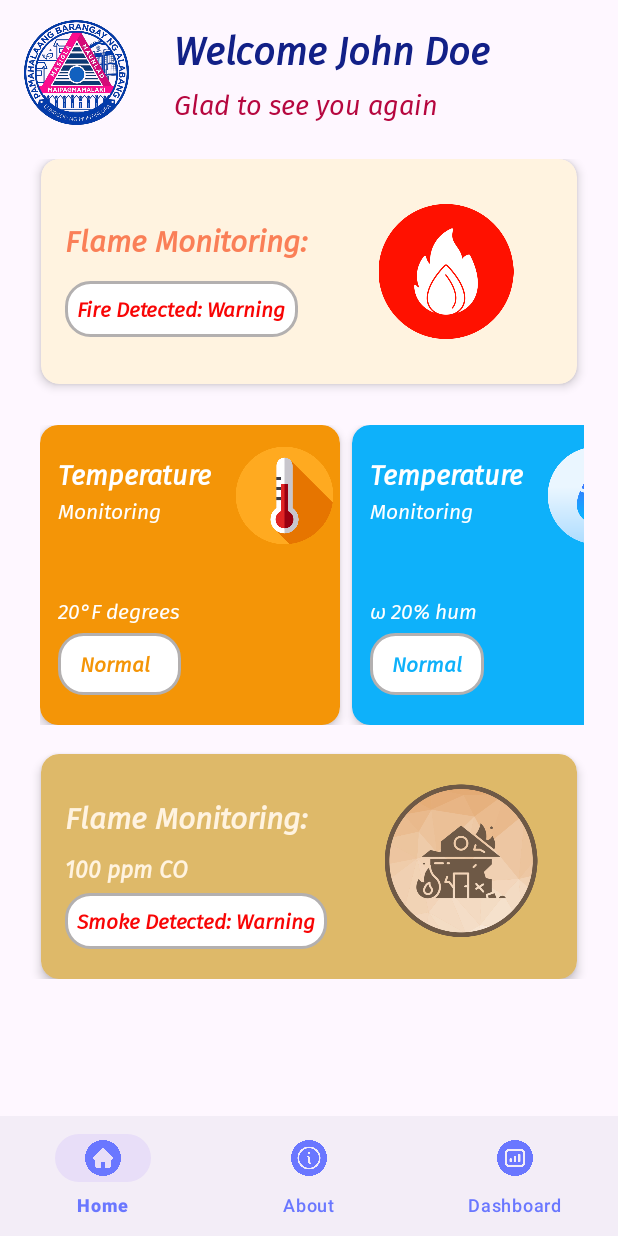
After one commit to Gazzel16/Smart_AI-Based_Fire_Monitoring, an Android app: the UserDashboardActivity screen opened directly, with no data from a screen before it, on a phone screen of 412 x 824 dp. The commit adds this screen. Run offline under Robolectric (Android 15) with nearby library versions, the phone set to English and light mode, and no system bars.

Commit message:
commit push

```diff
--- a/app/src/main/java/com/example/smartai_basedfiremonitoring/LoginActivity.java
+++ b/app/src/main/java/com/example/smartai_basedfiremonitoring/LoginActivity.java
@@ -99,9 +99,9 @@ public class LoginActivity extends AppCompatActivity {
                 if (found) {
                     Toast.makeText(LoginActivity.this, "Login successful", Toast.LENGTH_SHORT).show();
                     // Navigate to main activity
-//                    Intent intent = new Intent(LoginActivity.this, MainActivity.class); // replace with your main activity
-//                    startActivity(intent);
-//                    finish();
+                   Intent intent = new Intent(LoginActivity.this, UserDashboardActivity.class); // replace with your main activity
+                    startActivity(intent);
+                    finish();
                 } else {
                     Toast.makeText(LoginActivity.this, "Invalid username or phone number", Toast.LENGTH_SHORT).show();
                 }
--- /dev/null
+++ b/app/src/main/java/com/example/smartai_basedfiremonitoring/UserDashboardActivity.java
@@ -0,0 +1,17 @@
+    package com.example.smartai_basedfiremonitoring;
+
+    import android.os.Bundle;
+
+    import androidx.activity.EdgeToEdge;
+    import androidx.appcompat.app.AppCompatActivity;
+
+    public class UserDashboardActivity extends AppCompatActivity {
+
+        @Override
+        protected void onCreate(Bundle savedInstanceState) {
+            super.onCreate(savedInstanceState);
+            EdgeToEdge.enable(this);
+            setContentView(R.layout.user_dashboard);
+
+        }
+    }
--- /dev/null
+++ b/app/src/main/res/drawable/outline_border_round.xml
@@ -0,0 +1,22 @@
+<shape xmlns:android="http://schemas.android.com/apk/res/android"
+    android:shape="rectangle">
+
+    <!-- Border color and width -->
+    <stroke
+        android:width="2dp"
+        android:color="#B3B0B0"/>  <!-- Red border -->
+
+    <!-- Rounded corners -->
+    <corners
+        android:radius="16dp"/>
+
+    <!-- Optional: background color -->
+    <solid android:color="#FFFFFF"/>  <!-- White background -->
+
+    <!-- Optional: padding inside the border -->
+    <padding
+        android:left="15dp"
+        android:top="10dp"
+        android:right="15dp"
+        android:bottom="10dp"/>
+</shape>
--- /dev/null
+++ b/app/src/main/res/layout/user_dashboard.xml
@@ -0,0 +1,461 @@
+<?xml version="1.0" encoding="utf-8"?>
+<androidx.constraintlayout.widget.ConstraintLayout
+    xmlns:android="http://schemas.android.com/apk/res/android"
+    xmlns:tools="http://schemas.android.com/tools"
+    xmlns:app="http://schemas.android.com/apk/res-auto"
+    android:id="@+id/main"
+    android:layout_width="match_parent"
+    android:layout_height="match_parent"
+    tools:context=".UserDashboardActivity">
+
+
+
+  <com.google.android.material.bottomnavigation.BottomNavigationView
+      android:id="@+id/bottom_navigation"
+      android:layout_width="0dp"
+      android:layout_height="wrap_content"
+      app:itemIconTint="#6A77FF"
+      app:itemTextColor="#6A77FF"
+      app:labelVisibilityMode="labeled"
+      app:layout_constraintBottom_toBottomOf="parent"
+      app:layout_constraintEnd_toEndOf="parent"
+      app:layout_constraintHorizontal_bias="0.0"
+      app:layout_constraintStart_toStartOf="parent"
+      app:layout_constraintVertical_bias="1.0"
+      app:menu="@menu/bottom_nav_menu" />
+
+  <androidx.constraintlayout.widget.ConstraintLayout
+      android:id="@+id/constraintLayout"
+      android:layout_width="match_parent"
+      android:layout_height="wrap_content"
+      app:layout_constraintEnd_toEndOf="parent"
+      app:layout_constraintHorizontal_bias="0.0"
+      app:layout_constraintStart_toStartOf="parent"
+      app:layout_constraintTop_toTopOf="parent">
+
+    <LinearLayout
+        android:layout_width="wrap_content"
+        android:layout_height="wrap_content"
+        android:orientation="vertical"
+        android:padding="15dp"
+        app:layout_constraintBottom_toBottomOf="parent"
+        app:layout_constraintEnd_toEndOf="parent"
+        app:layout_constraintHorizontal_bias="0.177"
+        app:layout_constraintStart_toEndOf="@+id/imageView2"
+        app:layout_constraintTop_toTopOf="parent"
+        app:layout_constraintVertical_bias="0.48">
+
+      <TextView
+          android:id="@+id/username"
+          android:layout_width="wrap_content"
+          android:layout_height="wrap_content"
+          android:fontFamily="@font/fir_sans_italic"
+          android:textStyle="bold"
+          android:text="Welcome John Doe"
+          android:textColor="#122087"
+          android:textSize="25sp" />
+
+      <TextView
+          android:id="@+id/textView6"
+          android:layout_width="wrap_content"
+          android:layout_height="wrap_content"
+          android:layout_marginTop="4dp"
+          android:textColor="#B6073F"
+          android:fontFamily="@font/fir_sans_italic"
+          android:text="Glad to see you again"
+          android:textSize="18sp" />
+    </LinearLayout>
+
+    <ImageView
+        android:id="@+id/imageView2"
+        android:layout_width="70dp"
+        android:layout_height="70dp"
+        android:layout_marginStart="16dp"
+        android:src="@drawable/alabang_logo"
+        app:layout_constraintBottom_toBottomOf="parent"
+        app:layout_constraintStart_toStartOf="parent"
+        app:layout_constraintTop_toTopOf="parent"
+        app:layout_constraintVertical_bias="0.473" />
+  </androidx.constraintlayout.widget.ConstraintLayout>
+
+  <ScrollView
+      android:layout_width="0dp"
+      android:layout_height="0dp"
+      app:layout_constraintBottom_toTopOf="@+id/bottom_navigation"
+      android:padding="7dp"
+      app:layout_constraintEnd_toEndOf="parent"
+      app:layout_constraintStart_toStartOf="parent"
+      app:layout_constraintTop_toBottomOf="@+id/constraintLayout">
+
+    <LinearLayout
+        android:layout_width="match_parent"
+        android:layout_height="wrap_content"
+        android:orientation="vertical">
+
+      <androidx.constraintlayout.widget.ConstraintLayout
+          android:layout_width="match_parent"
+          android:layout_height="match_parent">
+
+        <androidx.cardview.widget.CardView
+            android:id="@+id/cardView2"
+            android:layout_width="match_parent"
+            android:layout_height="150dp"
+            android:layout_marginLeft="20dp"
+            android:layout_marginTop="12dp"
+            android:layout_marginRight="20dp"
+            android:backgroundTint="#FFF3E0"
+            app:cardCornerRadius="12dp"
+            app:cardElevation="4dp"
+            app:layout_constraintEnd_toEndOf="parent"
+            app:layout_constraintHorizontal_bias="0.0"
+            app:layout_constraintStart_toStartOf="parent"
+            app:layout_constraintTop_toBottomOf="@+id/constraintLayout">
+
+          <androidx.constraintlayout.widget.ConstraintLayout
+              android:layout_width="match_parent"
+              android:layout_height="match_parent">
+
+            <TextView
+                android:id="@+id/textView"
+                android:layout_width="wrap_content"
+                android:layout_height="wrap_content"
+                android:layout_marginStart="16dp"
+                android:layout_marginTop="40dp"
+                android:fontFamily="@font/fir_sans_italic"
+                android:text="Flame Monitoring: "
+                android:textColor="#FA7F57"
+                android:textSize="20sp"
+                android:textStyle="bold"
+                app:layout_constraintStart_toStartOf="parent"
+                app:layout_constraintTop_toTopOf="parent" />
+
+            <TextView
+                android:id="@+id/flameDetector"
+                android:layout_width="wrap_content"
+                android:layout_height="wrap_content"
+                android:layout_marginStart="16dp"
+                android:layout_marginTop="12dp"
+                android:background="@drawable/outline_border_round"
+                android:fontFamily="@font/fir_sans_italic"
+                android:padding="8dp"
+                android:text="Fire Detected: Warning"
+                android:textColor="#F80505"
+                android:textStyle="bold"
+                app:layout_constraintStart_toStartOf="parent"
+                app:layout_constraintTop_toBottomOf="@+id/textView" />
+
+            <ImageView
+                android:id="@+id/imageView"
+                android:layout_width="0dp"
+                android:layout_height="0dp"
+                android:layout_margin="30dp"
+                android:src="@drawable/flame_logo"
+                app:layout_constraintBottom_toBottomOf="parent"
+                app:layout_constraintEnd_toEndOf="parent"
+                app:layout_constraintStart_toEndOf="@+id/textView"
+                app:layout_constraintTop_toTopOf="parent" />
+          </androidx.constraintlayout.widget.ConstraintLayout>
+        </androidx.cardview.widget.CardView>
+
+        <HorizontalScrollView
+            android:id="@+id/horizontalScrollView"
+            android:layout_width="match_parent"
+            android:layout_height="wrap_content"
+            android:layout_marginTop="8dp"
+            android:padding="15dp"
+            android:scrollbars="none"
+            app:layout_constraintEnd_toEndOf="parent"
+            app:layout_constraintHorizontal_bias="0.0"
+            app:layout_constraintStart_toStartOf="parent"
+            app:layout_constraintTop_toBottomOf="@+id/cardView2">
+
+          <LinearLayout
+              android:layout_width="wrap_content"
+              android:layout_height="wrap_content"
+              android:orientation="horizontal"
+              android:padding="4dp">
+
+            <androidx.cardview.widget.CardView
+                android:layout_width="match_parent"
+                android:layout_height="match_parent" />
+
+            <androidx.cardview.widget.CardView
+                android:layout_width="200dp"
+                android:layout_height="200dp"
+                android:layout_marginEnd="8dp"
+                android:backgroundTint="#F49507"
+                app:cardCornerRadius="12dp"
+                app:cardElevation="4dp">
+
+              <androidx.constraintlayout.widget.ConstraintLayout
+                  android:layout_width="match_parent"
+                  android:layout_height="match_parent">
+
+
+                <ImageView
+                    android:id="@+id/imageView4"
+                    android:layout_width="0dp"
+                    android:layout_height="70dp"
+                    android:layout_margin="12dp"
+                    android:scaleX="1.3"
+                    android:scaleY="1.3"
+                    android:src="@drawable/temp_logo"
+                    app:layout_constraintBottom_toBottomOf="parent"
+                    app:layout_constraintEnd_toEndOf="parent"
+                    app:layout_constraintHorizontal_bias="1.0"
+                    app:layout_constraintStart_toEndOf="@+id/linearLayout3"
+                    app:layout_constraintTop_toTopOf="parent"
+                    app:layout_constraintVertical_bias="0.0" />
+
+                <LinearLayout
+                    android:id="@+id/linearLayout3"
+                    android:layout_width="wrap_content"
+                    android:layout_height="wrap_content"
+                    android:layout_marginTop="8dp"
+                    android:orientation="vertical"
+                    android:padding="12dp"
+                    app:layout_constraintStart_toStartOf="parent"
+                    app:layout_constraintTop_toTopOf="parent">
+
+                  <TextView
+                      android:id="@+id/textView7"
+                      android:layout_width="wrap_content"
+                      android:layout_height="wrap_content"
+                      android:fontFamily="@font/fir_sans_italic"
+                      android:text="Temperature"
+                      android:textColor="@color/white"
+                      android:textSize="18sp"
+                      android:textStyle="bold" />
+
+                  <TextView
+                      android:id="@+id/textView8"
+                      android:layout_width="wrap_content"
+                      android:layout_height="wrap_content"
+                      android:fontFamily="@font/fir_sans_italic"
+                      android:text="Monitoring"
+                      android:textColor="@color/white" />
+
+                </LinearLayout>
+
+                <LinearLayout
+                    android:layout_width="wrap_content"
+                    android:layout_height="wrap_content"
+                    android:layout_marginBottom="8dp"
+                    android:orientation="vertical"
+                    android:padding="12dp"
+                    app:layout_constraintBottom_toBottomOf="parent"
+                    app:layout_constraintEnd_toEndOf="parent"
+                    app:layout_constraintHorizontal_bias="0.0"
+                    app:layout_constraintStart_toStartOf="parent">
+
+                  <TextView
+                      android:id="@+id/tempLevel"
+                      android:layout_width="wrap_content"
+                      android:layout_height="wrap_content"
+                      android:layout_weight="1"
+                      android:fontFamily="@font/fir_sans_italic"
+                      android:text="20°F degrees"
+                      android:textColor="@color/white" />
+
+                  <TextView
+                      android:id="@+id/tempStatus"
+                      android:layout_width="match_parent"
+                      android:layout_height="wrap_content"
+                      android:layout_marginTop="4dp"
+                      android:layout_weight="1"
+                      android:background="@drawable/outline_border_round"
+                      android:fontFamily="@font/fir_sans_italic"
+                      android:text="Normal"
+                      android:textColor="#F49507"
+                      android:textStyle="bold" />
+
+                </LinearLayout>
+
+              </androidx.constraintlayout.widget.ConstraintLayout>
+            </androidx.cardview.widget.CardView>
+
+            <androidx.cardview.widget.CardView
+                android:layout_width="200dp"
+                android:layout_height="200dp"
+                android:layout_marginEnd="8dp"
+                android:backgroundTint="#0EB1FA"
+                app:cardCornerRadius="12dp"
+                app:cardElevation="4dp">
+
+              <androidx.constraintlayout.widget.ConstraintLayout
+                  android:layout_width="match_parent"
+                  android:layout_height="match_parent">
+
+
+                <ImageView
+                    android:id="@+id/imageView5"
+                    android:layout_width="0dp"
+                    android:layout_height="70dp"
+                    android:layout_margin="12dp"
+                    android:scaleX="1.3"
+                    android:scaleY="1.3"
+                    android:src="@drawable/humid_logo"
+                    app:layout_constraintBottom_toBottomOf="parent"
+                    app:layout_constraintEnd_toEndOf="parent"
+                    app:layout_constraintHorizontal_bias="1.0"
+                    app:layout_constraintStart_toEndOf="@+id/linearLayout3"
+                    app:layout_constraintTop_toTopOf="parent"
+                    app:layout_constraintVertical_bias="0.0" />
+
+                <LinearLayout
+                    android:id="@+id/linearLayout3"
+                    android:layout_width="wrap_content"
+                    android:layout_height="wrap_content"
+                    android:layout_marginTop="8dp"
+                    android:orientation="vertical"
+                    android:padding="12dp"
+                    app:layout_constraintStart_toStartOf="parent"
+                    app:layout_constraintTop_toTopOf="parent">
+
+                  <TextView
+                      android:id="@+id/textView7"
+                      android:layout_width="wrap_content"
+                      android:layout_height="wrap_content"
+                      android:fontFamily="@font/fir_sans_italic"
+                      android:text="Temperature"
+                      android:textColor="@color/white"
+                      android:textSize="18sp"
+                      android:textStyle="bold" />
+
+                  <TextView
+                      android:id="@+id/textView8"
+                      android:layout_width="wrap_content"
+                      android:layout_height="wrap_content"
+                      android:fontFamily="@font/fir_sans_italic"
+                      android:text="Monitoring"
+                      android:textColor="@color/white" />
+
+                </LinearLayout>
+
+                <LinearLayout
+                    android:layout_width="wrap_content"
+                    android:layout_height="wrap_content"
+                    android:layout_marginBottom="8dp"
+                    android:orientation="vertical"
+                    android:padding="12dp"
+                    app:layout_constraintBottom_toBottomOf="parent"
+                    app:layout_constraintEnd_toEndOf="parent"
+                    app:layout_constraintHorizontal_bias="0.0"
+                    app:layout_constraintStart_toStartOf="parent">
+
+                  <TextView
+                      android:id="@+id/humidLevel"
+                      android:layout_width="wrap_content"
+                      android:layout_height="wrap_content"
+                      android:layout_weight="1"
+                      android:fontFamily="@font/fir_sans_italic"
+                      android:text="ω 20% hum"
+                      android:textColor="@color/white" />
+
+                  <TextView
+                      android:id="@+id/humidStatus"
+                      android:layout_width="wrap_content"
+                      android:layout_height="wrap_content"
+                      android:layout_marginTop="4dp"
+                      android:layout_weight="1"
+                      android:background="@drawable/outline_border_round"
+                      android:fontFamily="@font/fir_sans_italic"
+                      android:text="Normal"
+                      android:textColor="#0EB1FA"
+                      android:textStyle="bold" />
+
+                </LinearLayout>
+
+              </androidx.constraintlayout.widget.ConstraintLayout>
+            </androidx.cardview.widget.CardView>
+
+            <!-- Add more cards as needed -->
+
+          </LinearLayout>
+        </HorizontalScrollView>
+
+        <androidx.cardview.widget.CardView
+            android:id="@+id/cardView3"
+            android:layout_width="match_parent"
+            android:layout_height="150dp"
+            android:layout_marginLeft="20dp"
+            android:layout_marginRight="20dp"
+            android:backgroundTint="#DEB969"
+            app:cardCornerRadius="12dp"
+            app:cardElevation="4dp"
+            app:layout_constraintEnd_toEndOf="parent"
+            app:layout_constraintHorizontal_bias="0.4"
+            app:layout_constraintStart_toStartOf="parent"
+            app:layout_constraintTop_toBottomOf="@+id/horizontalScrollView">
+
+          <androidx.constraintlayout.widget.ConstraintLayout
+              android:layout_width="match_parent"
+              android:layout_height="wrap_content">
+
+
+            <ImageView
+                android:id="@+id/imageView"
+                android:layout_width="0dp"
+                android:layout_height="0dp"
+                android:layout_margin="20dp"
+                android:src="@drawable/smoke_logo"
+                app:layout_constraintBottom_toBottomOf="parent"
+                app:layout_constraintEnd_toEndOf="parent"
+                app:layout_constraintStart_toEndOf="@+id/linearLayout5"
+                app:layout_constraintTop_toTopOf="parent" />
+
+            <LinearLayout
+                android:id="@+id/linearLayout5"
+                android:layout_width="wrap_content"
+                android:layout_height="wrap_content"
+                android:layout_marginStart="4dp"
+                android:layout_marginTop="16dp"
+                android:orientation="vertical"
+                android:padding="12dp"
+                app:layout_constraintStart_toStartOf="parent"
+                app:layout_constraintTop_toTopOf="parent">
+
+              <TextView
+                  android:id="@+id/textView"
+                  android:layout_width="wrap_content"
+                  android:layout_height="wrap_content"
+                  android:fontFamily="@font/fir_sans_italic"
+                  android:text="Flame Monitoring: "
+                  android:textColor="#FFF3E0"
+                  android:textSize="20sp"
+                  android:textStyle="bold" />
+
+              <TextView
+                  android:id="@+id/smokeLevel"
+                  android:layout_width="wrap_content"
+                  android:layout_height="wrap_content"
+                  android:layout_marginTop="8dp"
+                  android:fontFamily="@font/fir_sans_italic"
+                  android:text="100 ppm CO"
+                  android:textColor="#FFF3E0"
+                  android:textSize="15sp"
+                  android:textStyle="bold" />
+
+              <TextView
+                  android:id="@+id/smokeStatus"
+                  android:layout_width="wrap_content"
+                  android:layout_height="wrap_content"
+                  android:layout_marginTop="4dp"
+                  android:background="@drawable/outline_border_round"
+                  android:fontFamily="@font/fir_sans_italic"
+                  android:padding="8dp"
+                  android:text="Smoke Detected: Warning"
+                  android:textColor="#F80505"
+                  android:textStyle="bold" />
+            </LinearLayout>
+
+          </androidx.constraintlayout.widget.ConstraintLayout>
+        </androidx.cardview.widget.CardView>
+
+      </androidx.constraintlayout.widget.ConstraintLayout>
+
+    </LinearLayout>
+  </ScrollView>
+
+
+</androidx.constraintlayout.widget.ConstraintLayout>
--- /dev/null
+++ b/app/src/main/res/menu/bottom_nav_menu.xml
@@ -0,0 +1,17 @@
+<menu xmlns:android="http://schemas.android.com/apk/res/android">
+    <item
+        android:id="@+id/nav_home"
+        android:icon="@drawable/home"
+        android:title="Home" />
+
+    <item
+        android:id="@+id/nav_notifications"
+        android:icon="@drawable/about"
+        android:title="About" />
+
+    <item
+        android:id="@+id/nav_dashboard"
+        android:icon="@drawable/dashboard"
+        android:title="Dashboard" />
+
+</menu>
```
Also changed, not shown: app/src/main/AndroidManifest.xml (+11 -7 lines), app/src/main/res/drawable/about.png (added), app/src/main/res/drawable/alabang_logo.png (added), app/src/main/res/drawable/dashboard.png (added), app/src/main/res/drawable/flame_logo.png (added), app/src/main/res/drawable/home.png (added), app/src/main/res/drawable/humid_logo.png (added), app/src/main/res/drawable/settings.png (added), app/src/main/res/drawable/smoke_logo.png (added), app/src/main/res/drawable/temp_logo.png (added), app/src/main/res/font/fir_sans_italic.ttf (added), app/src/main/res/font/quick_sand.ttf (added).
